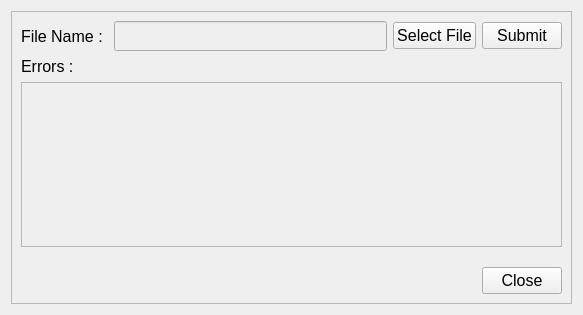
Qt form ui/import_products.ui (michael-halim/pos) before a commit.
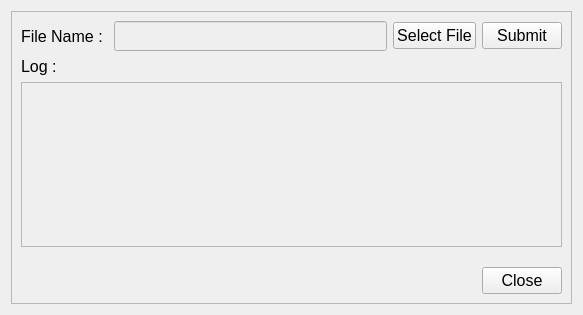
The same form after that commit.

What changed in the file:
```diff
--- a/ui/import_products.ui
+++ b/ui/import_products.ui
@@ -93,7 +93,7 @@
              </font>
             </property>
             <property name="text">
-             <string>Errors :</string>
+             <string>Log :</string>
             </property>
            </widget>
           </item>
```
Left out of the diff: 4 changed lines with no effect on the pictures.
